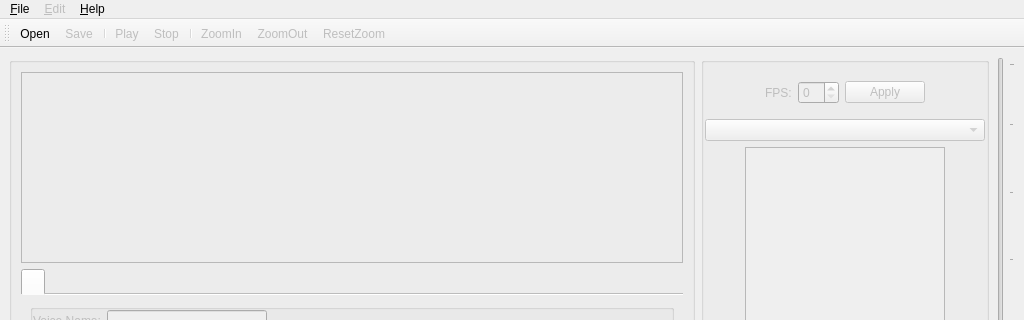
Above: rsrc/papagayo-ng2.ui from morevnaproject-org/papagayo-ng before the change; both pictures show x 0 to 1024 and y 0 to 320 of the 1024 by 768 pixel window. Below: the same form after it.
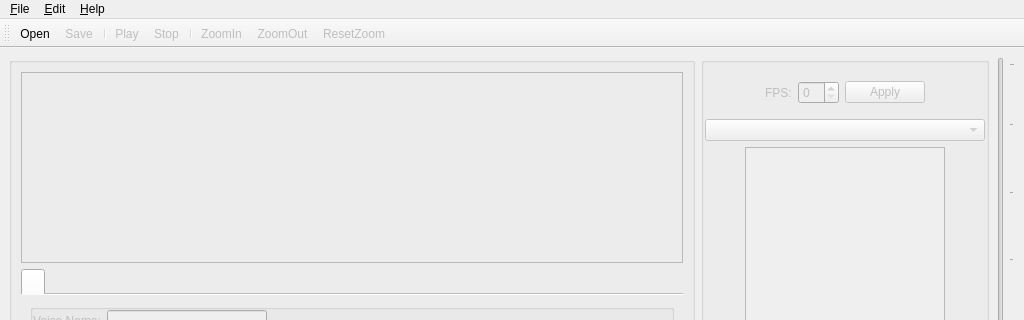
That is the form after the change. Icons and pictures are not drawn. Custom widgets are drawn as their Qt base class.

What changed in the file:
```diff
--- a/rsrc/papagayo-ng2.ui
+++ b/rsrc/papagayo-ng2.ui
@@ -656,7 +656,7 @@
    </widget>
    <widget class="QMenu" name="menu_edit">
     <property name="enabled">
-     <bool>false</bool>
+     <bool>true</bool>
     </property>
     <property name="title">
      <string>&amp;Edit</string>
```
Left out of the diff: 92 changed lines with no effect on the pictures.
